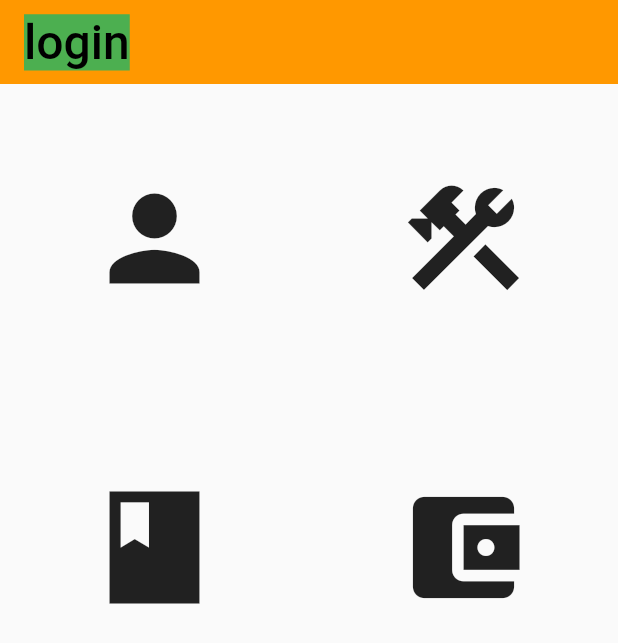
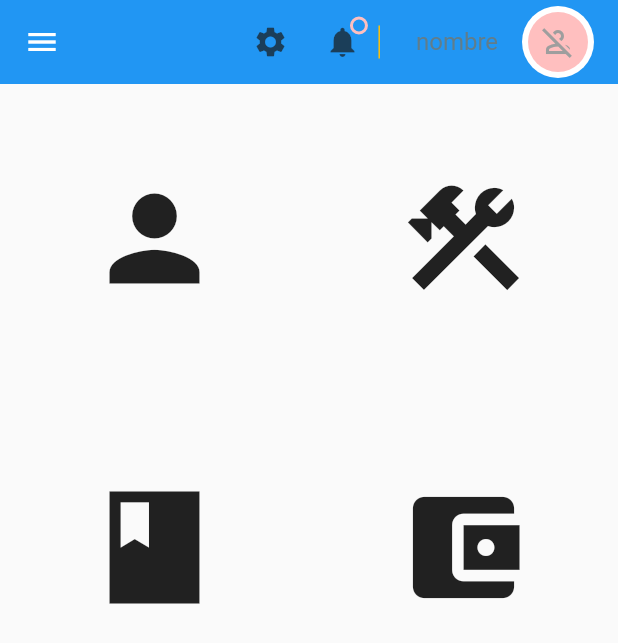
Before and after one commit to MauricioEnLaUni/Integradora-2023-CBS, a Flutter app: the screen it shows after launch, after a tap on "Go to project", on a phone screen of 412 x 824 dp. Shown: the top 643 px of the screen. Run offline on Flutter 3.47's test engine with Material 2 defaults, Android fonts, the phone set to English and light mode, and no system bars; missing offline and left inert: dart:html.

Commit message:
navbar incompleto

```diff
--- a/front_end/lib/constants.dart
+++ b/front_end/lib/constants.dart
@@ -1,3 +1,5 @@
+import 'package:flutter/material.dart';
+
 abstract class Constants {
   static const String appUrl = String.fromEnvironment(
     'appUrl',
@@ -14,3 +16,7 @@ abstract class Constants {
     defaultValue: '',
   );
 }
+
+Color blueBar = Color.fromARGB(0, 99, 250, 248);
+Color shadow = Color.fromARGB(0, 24, 24, 24);
+Color pk = Color.fromARGB(255, 255, 191, 191);
--- a/front_end/lib/src/Pages/project_page.dart
+++ b/front_end/lib/src/Pages/project_page.dart
@@ -2,6 +2,7 @@ import 'package:flutter/material.dart';
 import 'package:front_end/src/helpers/responsiveness.dart';
 import 'package:front_end/src/wigets/large_screen.dart';
 import 'package:front_end/src/wigets/small_screen.dart';
+import 'package:front_end/src/wigets/top_nav.dart';
 import '../../constants.dart';
 
 class project_page extends StatelessWidget {
@@ -14,21 +15,13 @@ class project_page extends StatelessWidget {
 }
 
 class projectLayout extends StatelessWidget {
+  final GlobalKey<ScaffoldState> scaffoldKey = GlobalKey();
   @override
   Widget build(BuildContext context) {
     return MaterialApp(
       home: Scaffold(
-        appBar: AppBar(
-          elevation: 0,
-          backgroundColor: Colors.orange,
-          title: const Text(
-            "login",
-            style: TextStyle(
-                fontSize: 32,
-                color: Colors.black,
-                backgroundColor: Colors.green),
-          ),
-        ),
+        appBar: topNavigationBar(context, scaffoldKey),
+        drawer: Drawer(),
         body: ResponsiveWidget(largeScreen: LargeScreen(), smallScreen: SmallScreen()),
       ),
     );
--- a/front_end/lib/src/helpers/responsiveness.dart
+++ b/front_end/lib/src/helpers/responsiveness.dart
@@ -17,7 +17,7 @@ class ResponsiveWidget extends StatelessWidget {
       required this.smallScreen});
 
   static bool isSmallScreen(BuildContext context) =>
-      MediaQuery.of(context).size.width < smallScreenSize;
+      MediaQuery.of(context).size.width < largeScreenSize;
 
   static bool isLargeScreen(BuildContext context) =>
       MediaQuery.of(context).size.width >= largeScreenSize;
--- /dev/null
+++ b/front_end/lib/src/wigets/custom_text.dart
@@ -0,0 +1,19 @@
+import 'package:flutter/material.dart';
+
+class CustomText extends StatelessWidget {
+  final String text;
+  final double? size;
+  final Color? color;
+  final FontWeight? weight;
+  const CustomText({super.key, required this.text,
+   this.size,  this.color,  this.weight});
+
+  @override
+  Widget build (BuildContext context) {
+    return Text(text,
+      style: TextStyle(
+        fontSize: size ?? 16,
+        color: color ?? Colors.black,
+        fontWeight: weight ?? FontWeight.normal));
+  }
+}
--- /dev/null
+++ b/front_end/lib/src/wigets/top_nav.dart
@@ -0,0 +1,93 @@
+import 'dart:html';
+
+import 'package:flutter/foundation.dart';
+import 'package:flutter/material.dart';
+import 'package:front_end/src/helpers/responsiveness.dart';
+import 'package:flutter/src/material/icons.dart';
+import 'package:front_end/constants.dart';
+import 'package:front_end/src/wigets/custom_text.dart';
+
+
+AppBar topNavigationBar(BuildContext context, GlobalKey<ScaffoldState> key) =>
+  AppBar(
+    leading: !ResponsiveWidget.isSmallScreen (context) ?
+    Row(
+      children: [
+        Container(
+          padding: EdgeInsets.only (left: 14),
+          child: Image.asset("assets/cbs.png", width: 28,),
+        ) // Container
+      ],
+    ) : IconButton (icon: Icon (Icons.menu),
+    onPressed: () {
+      // key.currentState.openDrawer(); es el menu aun no esta
+    }
+    ),
+    elevation: 0,
+    title: Row(
+      children: [
+        Visibility(child: CustomText(text: "Dash", color: blueBar, size: 20, weight: FontWeight.bold,)),
+        Expanded(child: Container(),),
+        IconButton(icon: Icon(Icons.settings, color: shadow.withOpacity(.7),),
+        onPressed: () {},
+        ),
+
+        Stack(
+          children: [
+          IconButton(icon: Icon(Icons.notifications, color: shadow.withOpacity(.7),),
+          onPressed: () {
+
+          }
+          ),
+          Positioned(
+            top: 7,
+            right: 7,
+            child: Container(
+              width: 12,
+              height: 12,
+              padding: EdgeInsets.all(4),
+              decoration: BoxDecoration(
+                // color: active,
+                borderRadius: BorderRadius.circular(30),
+                border: Border.all(color: pk, width: 2)),
+            ),
+            )
+        ]
+        ),
+
+        Container(
+          width: 1,
+          height: 22,
+          color: Colors.amber,
+        ),
+
+        SizedBox(
+          width: 24,
+        ),
+
+        CustomText(text: "nombre", color: Colors.blueGrey,),
+
+        SizedBox(
+          width: 16,
+        ),
+
+        Container(
+          decoration: BoxDecoration(color: Colors.white,
+          borderRadius: BorderRadius.circular(30)
+          ),
+          child: Container(
+            padding: EdgeInsets.all(2),
+            margin: EdgeInsets.all(2),
+            child: CircleAvatar(
+              backgroundColor: pk,
+              child: Icon(Icons.person_off_outlined, color: Colors.grey,)
+              )
+          )
+        )
+      ],
+    ),
+
+
+    // inconTheme: IconThemeData(color: Colors.black),
+    // backgroundColor: Colors.transparent,
+  );
--- a/front_end/pubspec.yaml
+++ b/front_end/pubspec.yaml
@@ -65,6 +65,8 @@ flutter:
   # assets:
   #   - images/a_dot_burr.jpeg
   #   - images/a_dot_ham.jpeg
+  assets:
+      - assets/
 
   # An image asset can refer to one or more resolution-specific "variants", see
   # https://flutter.dev/assets-and-images/#resolution-aware
```
Also changed, not shown: front_end/assets/cbs.png (added).
